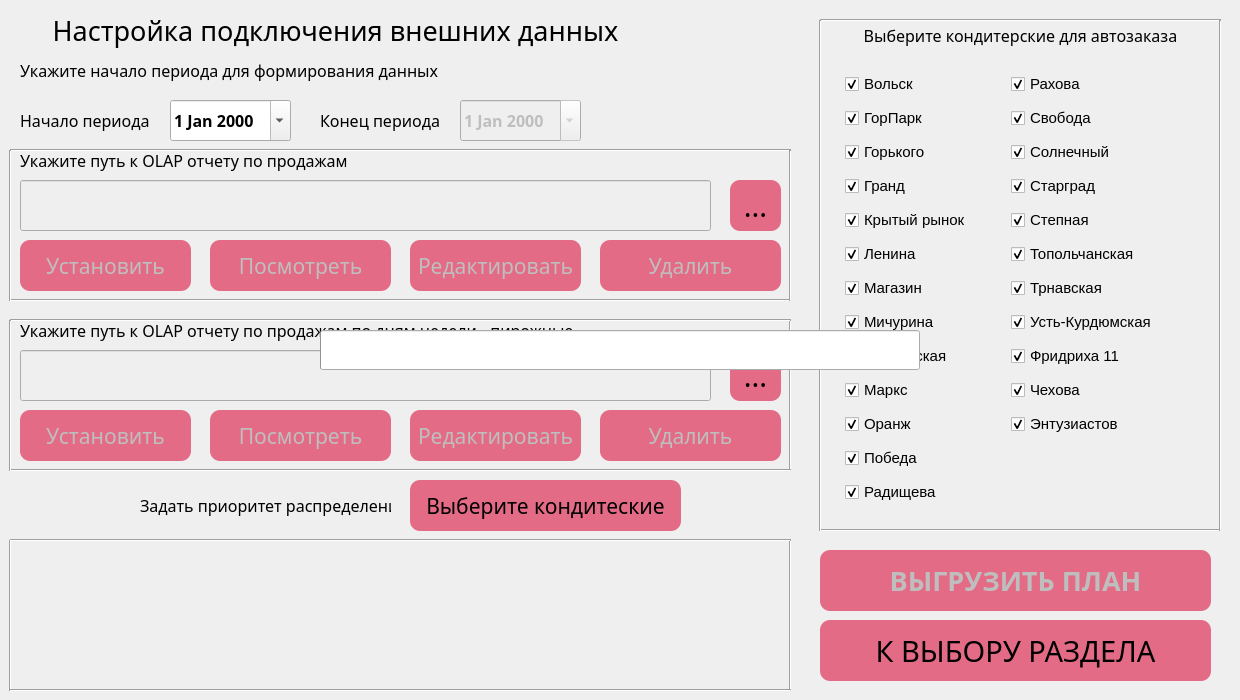
Qt form ui/pie.ui (PavelZagumenkin/Malina_Orders_v1) before a commit.
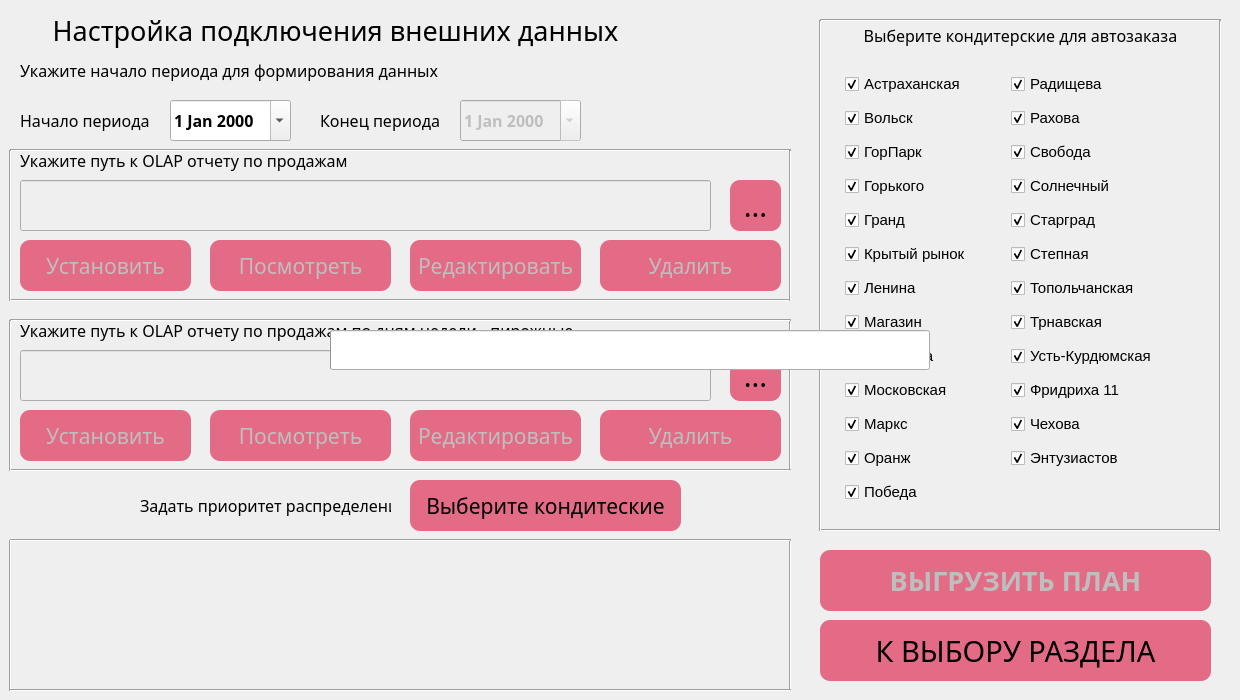
The same form after that commit. Icons and pictures are not drawn.

Diff of the .ui file:
```diff
--- a/ui/pie.ui
+++ b/ui/pie.ui
@@ -838,22 +838,22 @@
      <property name="topMargin">
       <number>5</number>
      </property>
-     <item row="0" column="0">
-      <widget class="QCheckBox" name="cb_volsk">
-       <property name="font">
-        <font>
-         <pointsize>11</pointsize>
-        </font>
-       </property>
-       <property name="text">
-        <string>Вольск</string>
-       </property>
-       <property name="checked">
-        <bool>true</bool>
-       </property>
-      </widget>
-     </item>
      <item row="0" column="1">
+      <widget class="QCheckBox" name="cb_svoboda_2">
+       <property name="font">
+        <font>
+         <pointsize>11</pointsize>
+        </font>
+       </property>
+       <property name="text">
+        <string>Радищева</string>
+       </property>
+       <property name="checked">
+        <bool>true</bool>
+       </property>
+      </widget>
+     </item>
+     <item row="1" column="1">
       <widget class="QCheckBox" name="cb_rahova">
        <property name="font">
         <font>
@@ -868,7 +868,7 @@
        </property>
       </widget>
      </item>
-     <item row="1" column="1">
+     <item row="2" column="1">
       <widget class="QCheckBox" name="cb_svoboda">
        <property name="font">
         <font>
@@ -883,7 +883,7 @@
        </property>
       </widget>
      </item>
-     <item row="2" column="1">
+     <item row="3" column="1">
       <widget class="QCheckBox" name="cb_solnechnii">
        <property name="font">
         <font>
@@ -898,22 +898,7 @@
        </property>
       </widget>
      </item>
-     <item row="3" column="0">
-      <widget class="QCheckBox" name="cb_grand">
-       <property name="font">
-        <font>
-         <pointsize>11</pointsize>
-        </font>
-       </property>
-       <property name="text">
-        <string>Гранд</string>
-       </property>
-       <property name="checked">
-        <bool>true</bool>
-       </property>
-      </widget>
-     </item>
-     <item row="3" column="1">
+     <item row="4" column="1">
       <widget class="QCheckBox" name="cb_stargrad">
        <property name="font">
         <font>
@@ -928,22 +913,7 @@
        </property>
       </widget>
      </item>
-     <item row="4" column="0">
-      <widget class="QCheckBox" name="cb_kr">
-       <property name="font">
-        <font>
-         <pointsize>11</pointsize>
-        </font>
-       </property>
-       <property name="text">
-        <string>Крытый рынок</string>
-       </property>
-       <property name="checked">
-        <bool>true</bool>
-       </property>
-      </widget>
-     </item>
-     <item row="4" column="1">
+     <item row="5" column="1">
       <widget class="QCheckBox" name="cb_stepnaya">
        <property name="font">
         <font>
@@ -958,22 +928,7 @@
        </property>
       </widget>
      </item>
-     <item row="5" column="0">
-      <widget class="QCheckBox" name="cb_lenina">
-       <property name="font">
-        <font>
-         <pointsize>11</pointsize>
-        </font>
-       </property>
-       <property name="text">
-        <string>Ленина</string>
-       </property>
-       <property name="checked">
-        <bool>true</bool>
-       </property>
-      </widget>
-     </item>
-     <item row="5" column="1">
+     <item row="6" column="1">
       <widget class="QCheckBox" name="cb_topol">
        <property name="font">
         <font>
@@ -988,7 +943,7 @@
        </property>
       </widget>
      </item>
-     <item row="6" column="0">
+     <item row="7" column="0">
       <widget class="QCheckBox" name="cb_magazin">
        <property name="font">
         <font>
@@ -1003,25 +958,7 @@
        </property>
       </widget>
      </item>
-     <item row="7" column="0">
-      <widget class="QCheckBox" name="cb_michurina">
-       <property name="font">
-        <font>
-         <pointsize>11</pointsize>
-        </font>
-       </property>
-       <property name="text">
-        <string>Мичурина</string>
-       </property>
-       <property name="checkable">
-        <bool>true</bool>
-       </property>
-       <property name="checked">
-        <bool>true</bool>
-       </property>
-      </widget>
-     </item>
-     <item row="6" column="1">
+     <item row="7" column="1">
       <widget class="QCheckBox" name="cb_trnavskaya">
        <property name="font">
         <font>
@@ -1036,7 +973,7 @@
        </property>
       </widget>
      </item>
-     <item row="7" column="1">
+     <item row="8" column="1">
       <widget class="QCheckBox" name="cb_ust_kurdym">
        <property name="font">
         <font>
@@ -1051,7 +988,7 @@
        </property>
       </widget>
      </item>
-     <item row="8" column="0">
+     <item row="9" column="0">
       <widget class="QCheckBox" name="cb_moskovskaya">
        <property name="font">
         <font>
@@ -1066,7 +1003,7 @@
        </property>
       </widget>
      </item>
-     <item row="8" column="1">
+     <item row="9" column="1">
       <widget class="QCheckBox" name="cb_fridriha">
        <property name="font">
         <font>
@@ -1081,7 +1018,7 @@
        </property>
       </widget>
      </item>
-     <item row="9" column="0">
+     <item row="10" column="0">
       <widget class="QCheckBox" name="cb_marks">
        <property name="font">
         <font>
@@ -1096,7 +1033,7 @@
        </property>
       </widget>
      </item>
-     <item row="9" column="1">
+     <item row="10" column="1">
       <widget class="QCheckBox" name="cb_chehova">
        <property name="enabled">
         <bool>true</bool>
@@ -1117,7 +1054,7 @@
        </property>
       </widget>
      </item>
-     <item row="10" column="0">
+     <item row="11" column="0">
       <widget class="QCheckBox" name="cb_orang">
        <property name="font">
         <font>
@@ -1132,7 +1069,7 @@
        </property>
       </widget>
      </item>
-     <item row="10" column="1">
+     <item row="11" column="1">
       <widget class="QCheckBox" name="cb_entuziastov">
        <property name="font">
         <font>
@@ -1147,7 +1084,7 @@
        </property>
       </widget>
      </item>
-     <item row="11" column="0">
+     <item row="12" column="0">
       <widget class="QCheckBox" name="cb_pobeda">
        <property name="font">
         <font>
@@ -1162,37 +1099,52 @@
        </property>
       </widget>
      </item>
-     <item row="12" column="0">
-      <widget class="QCheckBox" name="cb_svoboda_2">
+     <item row="6" column="0">
+      <widget class="QCheckBox" name="cb_lenina">
        <property name="font">
         <font>
          <pointsize>11</pointsize>
         </font>
        </property>
        <property name="text">
-        <string>Радищева</string>
+        <string>Ленина</string>
        </property>
        <property name="checked">
         <bool>true</bool>
        </property>
       </widget>
      </item>
-     <item row="1" column="0">
-      <widget class="QCheckBox" name="cb_gorpark">
+     <item row="5" column="0">
+      <widget class="QCheckBox" name="cb_kr">
        <property name="font">
         <font>
          <pointsize>11</pointsize>
         </font>
        </property>
        <property name="text">
-        <string>ГорПарк</string>
+        <string>Крытый рынок</string>
        </property>
        <property name="checked">
         <bool>true</bool>
        </property>
       </widget>
      </item>
-     <item row="2" column="0">
+     <item row="4" column="0">
+      <widget class="QCheckBox" name="cb_grand">
+       <property name="font">
+        <font>
+         <pointsize>11</pointsize>
+        </font>
+       </property>
+       <property name="text">
+        <string>Гранд</string>
+       </property>
+       <property name="checked">
+        <bool>true</bool>
+       </property>
+      </widget>
+     </item>
+     <item row="3" column="0">
       <widget class="QCheckBox" name="cb_gorkogo">
        <property name="font">
         <font>
@@ -1207,6 +1159,69 @@
        </property>
       </widget>
      </item>
+     <item row="2" column="0">
+      <widget class="QCheckBox" name="cb_gorpark">
+       <property name="font">
+        <font>
+         <pointsize>11</pointsize>
+        </font>
+       </property>
+       <property name="text">
+        <string>ГорПарк</string>
+       </property>
+       <property name="checked">
+        <bool>true</bool>
+       </property>
+      </widget>
+     </item>
+     <item row="1" column="0">
+      <widget class="QCheckBox" name="cb_volsk">
+       <property name="font">
+        <font>
+         <pointsize>11</pointsize>
+        </font>
+       </property>
+       <property name="text">
+        <string>Вольск</string>
+       </property>
+       <property name="checked">
+        <bool>true</bool>
+       </property>
+      </widget>
+     </item>
+     <item row="8" column="0">
+      <widget class="QCheckBox" name="cb_michurina">
+       <property name="font">
+        <font>
+         <pointsize>11</pointsize>
+        </font>
+       </property>
+       <property name="text">
+        <string>Мичурина</string>
+       </property>
+       <property name="checkable">
+        <bool>true</bool>
+       </property>
+       <property name="checked">
+        <bool>true</bool>
+       </property>
+      </widget>
+     </item>
+     <item row="0" column="0">
+      <widget class="QCheckBox" name="cb_astrahanskaya">
+       <property name="font">
+        <font>
+         <pointsize>11</pointsize>
+        </font>
+       </property>
+       <property name="text">
+        <string>Астраханская</string>
+       </property>
+       <property name="checked">
+        <bool>true</bool>
+       </property>
+      </widget>
+     </item>
     </layout>
    </widget>
    <widget class="Line" name="line">
@@ -1362,7 +1377,7 @@
     </property>
     <property name="geometry">
      <rect>
-      <x>320</x>
+      <x>330</x>
       <y>330</y>
       <width>600</width>
       <height>40</height>
```
